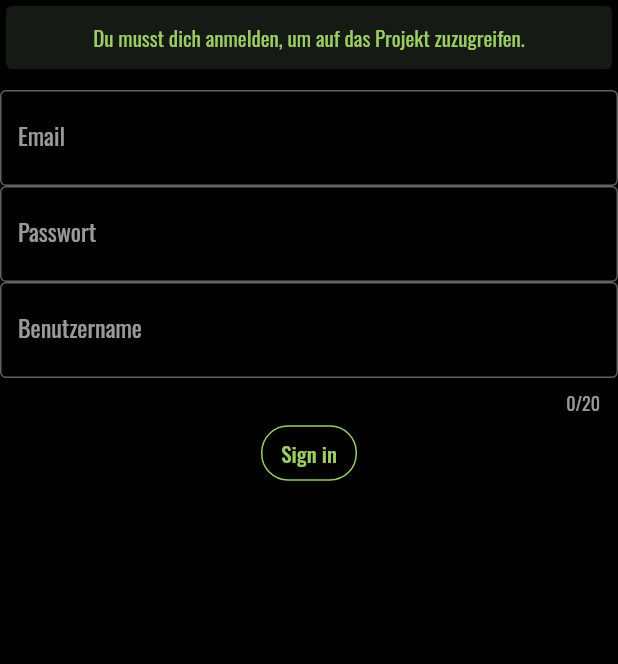
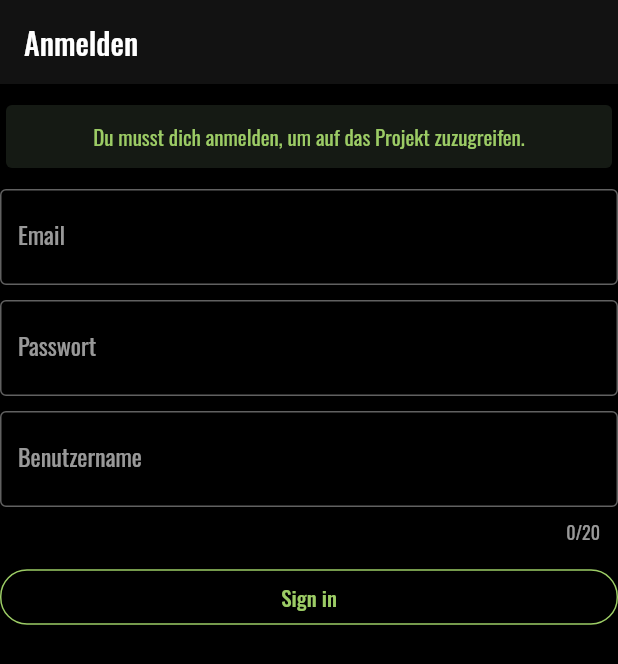
Before and after one commit to IComProj/island_project, a Flutter app: the screen it shows after launch, on a phone screen of 412 x 824 dp. Shown: the top 664 px of the screen. Run offline on Flutter 3.47's test engine with Material 2 defaults, Android fonts, the phone set to English and light mode, and no system bars; our stand-ins replace firebase_auth, firebase_core, firebase_database, google_fonts, ionicons, shared_preferences and 1 more; accounts and stored records are empty; generated files the repository leaves out were written again.

Commit message:
Upgraded Style: sign_in_page

```diff
--- a/lib/layouts/sign_in_page.dart
+++ b/lib/layouts/sign_in_page.dart
@@ -71,9 +71,13 @@ class _SignInPageState extends State<SignInPage> {
     });
 
     return Scaffold(
+        appBar: AppBar(
+          title: Text("Anmelden"),
+        ),
         body: Center(
-            child: Column(children: [
-      Card(
+            child: ListView(children: [
+          const SizedBox(height: 10),
+          const Card(
             //color: ColorPalette.background,
             child: Center(
               heightFactor: 2,
@@ -88,8 +92,11 @@ class _SignInPageState extends State<SignInPage> {
             height: 10,
           ),
           emailField,
+          const SizedBox(height: 10),
           pwdField,
+          const SizedBox(height: 10),
           usrNameField,
+          const SizedBox(height: 10),
           TextButton(
             onPressed: () {
               if (_userName == "") {
@@ -118,13 +125,18 @@ class _SignInPageState extends State<SignInPage> {
                 //await prefs.clear();
 
                 prefs.setString(PreferenceConstants.prefnameEmail, _email);
-            prefs.setString(PreferenceConstants.prefnamePassword, _password);
+                prefs.setString(
+                    PreferenceConstants.prefnamePassword, _password);
 
-            FirebaseUtilities.instance.signIn(_email, _password).then((value) {
+                FirebaseUtilities.instance
+                    .signIn(_email, _password)
+                    .then((value) {
                   print(
                       "Saving user: $_userName , ${FirebaseAuth.instance.currentUser?.uid ?? ""}");
 
-              FirebaseUtilities.instance.getCurrentUserData().then((userData) {
+                  FirebaseUtilities.instance
+                      .getCurrentUserData()
+                      .then((userData) {
                     if (userData.isEmpty) {
                       userData.uid = FirebaseAuth.instance.currentUser!.uid;
                     }
```
Lines whose indentation alone changed are shown as unchanged.
